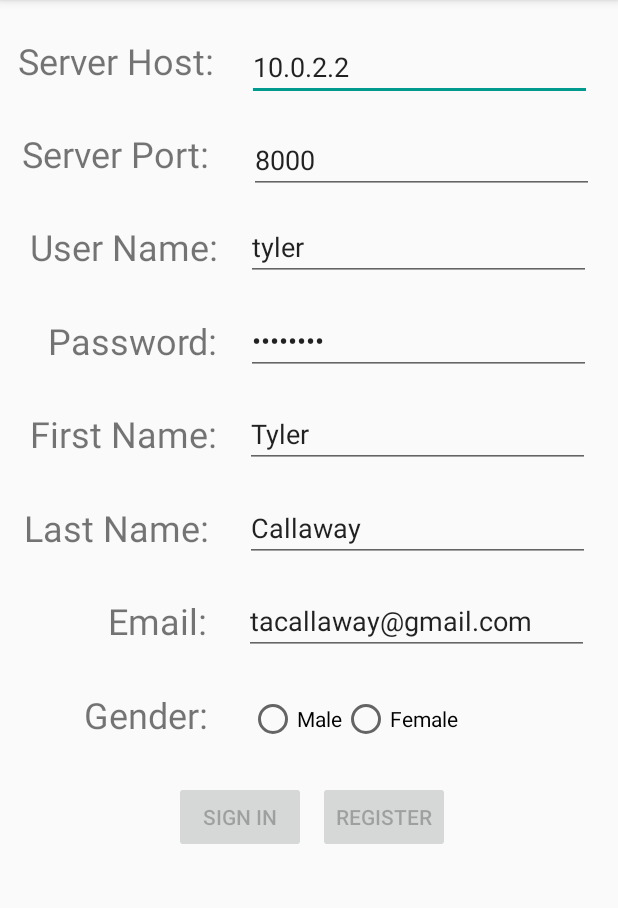
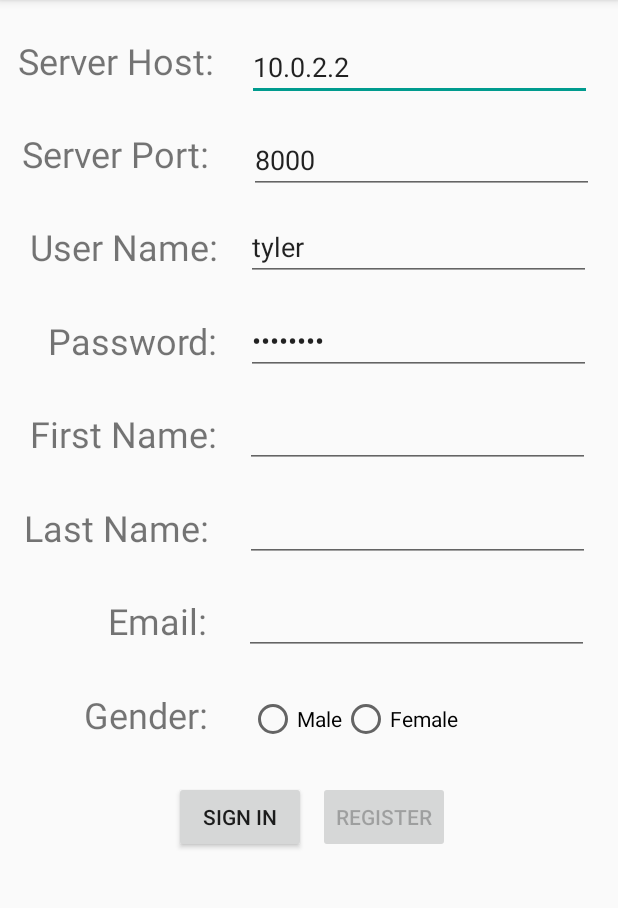
Before and after one commit to tacallaway/familymapclient, an Android app: the screen it shows after launch (MainActivity), on a phone screen of 412 x 824 dp, the part 84-992 px from its top. Run offline under Robolectric (Android 15) with nearby library versions, the phone set to English and light mode, and no system bars; libraries missing offline, so code that uses them is left out: com.joanzapata.iconify; 1 statement that could not run was skipped.

Commit message:
Add files via upload

```diff
--- a/app/src/main/java/com/example/familymapclient/LoginFragment.java
+++ b/app/src/main/java/com/example/familymapclient/LoginFragment.java
@@ -102,6 +102,8 @@ public class LoginFragment extends Fragment implements View.OnClickListener, Tex
 
         RadioGroup radioGroup = fragmentView.findViewById(R.id.gender);
         radioGroup.setOnCheckedChangeListener(this);
+
+        afterTextChanged(null);
 
         return v;
     }
--- a/app/src/main/res/layout/login_fragment.xml
+++ b/app/src/main/res/layout/login_fragment.xml
@@ -5,16 +5,6 @@
     android:layout_width="match_parent"
     android:layout_height="match_parent"
     tools:context=".LoginFragment">
-
-    <!--<android.support.v7.widget.Toolbar-->
-        <!--android:id="@+id/login_toolbar"-->
-        <!--android:layout_width="match_parent"-->
-        <!--android:layout_height="wrap_content"-->
-        <!--android:background="?attr/colorPrimary"-->
-        <!--app:layout_constraintTop_toTopOf="parent"-->
-        <!--app:title="Family Map"-->
-        <!--app:titleTextColor="@android:color/white"-->
-        <!--tools:layout_editor_absoluteX="0dp" />-->
 
     <TextView
         android:id="@+id/textView13"
@@ -149,7 +139,6 @@
         android:layout_marginRight="8dp"
         android:ems="10"
         android:inputType="textPersonName"
-        android:text="Tyler"
         app:layout_constraintBottom_toBottomOf="@+id/textView19"
         app:layout_constraintEnd_toEndOf="parent"
         app:layout_constraintStart_toEndOf="@+id/textView19"
@@ -177,7 +166,6 @@
         android:layout_marginRight="8dp"
         android:ems="10"
         android:inputType="textPersonName"
-        android:text="Callaway"
         app:layout_constraintBottom_toBottomOf="@+id/textView20"
         app:layout_constraintEnd_toEndOf="parent"
         app:layout_constraintHorizontal_bias="0.592"
@@ -206,7 +194,6 @@
         android:layout_marginRight="8dp"
         android:ems="10"
         android:inputType="textEmailAddress"
-        android:text="tacallaway@gmail.com"
         app:layout_constraintBottom_toBottomOf="@+id/textView21"
         app:layout_constraintEnd_toEndOf="parent"
         app:layout_constraintHorizontal_bias="0.607"
```
